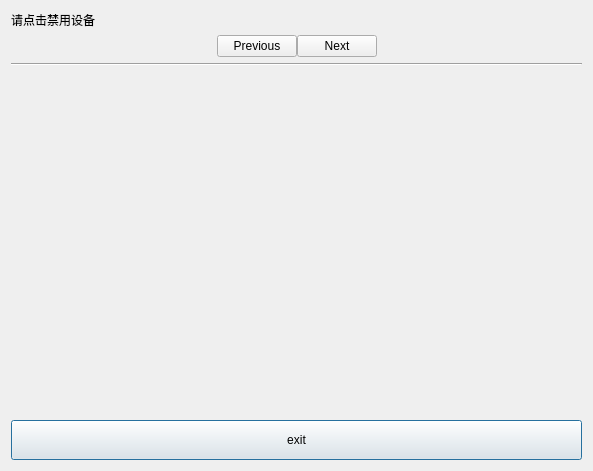
First picture: the form in ui/forbiddevdialog.ui, repository niuyuxin/touchScreen, before the edit.
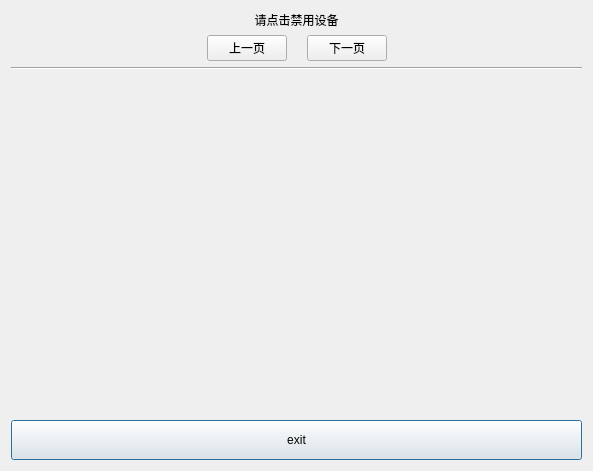
Second picture: the form after the edit.

Patch:
```diff
--- a/ui/forbiddevdialog.ui
+++ b/ui/forbiddevdialog.ui
@@ -31,12 +31,15 @@
      <property name="text">
       <string>请点击禁用设备</string>
      </property>
+     <property name="alignment">
+      <set>Qt::AlignCenter</set>
+     </property>
     </widget>
    </item>
    <item>
     <layout class="QHBoxLayout" name="horizontalLayout">
      <property name="spacing">
-      <number>0</number>
+      <number>20</number>
      </property>
      <item>
       <spacer name="horizontalSpacer">
@@ -60,7 +63,7 @@
         </sizepolicy>
        </property>
        <property name="text">
-        <string>Previous</string>
+        <string>上一页</string>
        </property>
        <property name="checkable">
         <bool>true</bool>
@@ -79,7 +82,7 @@
         </sizepolicy>
        </property>
        <property name="text">
-        <string>Next</string>
+        <string>下一页</string>
        </property>
        <property name="checkable">
         <bool>true</bool>
```
Left out of the diff: 4 changed lines with no effect on the pictures.
